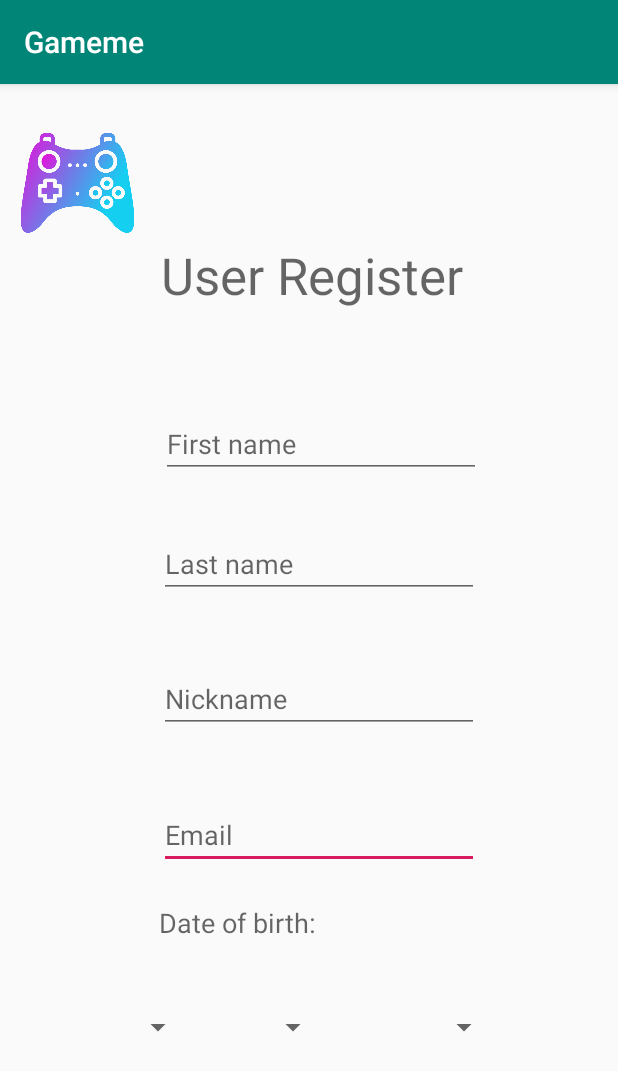
After one commit to Lazboy87/app-gameme, an Android app: the registerUser screen opened directly, with no data from a screen before it, on a phone screen of 412 x 824 dp. The commit adds this screen. Shown: the top 1071 px of the screen. Run offline under Robolectric (Android 15) with nearby library versions, the phone set to English and light mode, and no system bars.

Commit message:
added userregister

```diff
--- a/app/src/main/AndroidManifest.xml
+++ b/app/src/main/AndroidManifest.xml
@@ -9,7 +9,8 @@
         android:roundIcon="@mipmap/ic_launcher_round"
         android:supportsRtl="true"
         android:theme="@style/AppTheme">
-        <activity android:name=".Userpage"></activity>
+        <activity android:name=".registerUser"></activity>
+        <activity android:name=".Userpage" />
         <activity android:name=".Login">
             <intent-filter>
                 <action android:name="android.intent.action.MAIN" />
--- a/app/src/main/java/no/lapp/gameme/Login.kt
+++ b/app/src/main/java/no/lapp/gameme/Login.kt
@@ -15,8 +15,14 @@ class Login : AppCompatActivity() {
         var userinp = findViewById<TextView>(R.id.usernameinp)
         var passwordinp= findViewById<TextView>(R.id.passwordinp)
         val loginbtn= findViewById<Button>(R.id.loginbtn)
+        val registerUserbtn = findViewById<Button>(R.id.Registerbtn)
 
 
+        registerUserbtn.setOnClickListener{
+            val intent = Intent(this,registerUser::class.java)
+                startActivity(intent)
+
+        }
 
 
 
--- /dev/null
+++ b/app/src/main/java/no/lapp/gameme/registerUser.kt
@@ -0,0 +1,12 @@
+package no.lapp.gameme
+
+import androidx.appcompat.app.AppCompatActivity
+import android.os.Bundle
+
+class registerUser : AppCompatActivity() {
+
+    override fun onCreate(savedInstanceState: Bundle?) {
+        super.onCreate(savedInstanceState)
+        setContentView(R.layout.activity_register_user)
+    }
+}
--- a/app/src/main/res/drawable/gradient.xml
+++ b/app/src/main/res/drawable/gradient.xml
@@ -3,6 +3,6 @@
     <gradient
         android:type="linear"
         android:angle="90"
-        android:startColor="#090979"
+        android:startColor="@color/darktorquise"
         android:endColor="#ffffff"/>
 </shape>
--- /dev/null
+++ b/app/src/main/res/layout/activity_register_user.xml
@@ -0,0 +1,138 @@
+<?xml version="1.0" encoding="utf-8"?>
+<androidx.constraintlayout.widget.ConstraintLayout xmlns:android="http://schemas.android.com/apk/res/android"
+    xmlns:app="http://schemas.android.com/apk/res-auto"
+    xmlns:tools="http://schemas.android.com/tools"
+    android:layout_width="match_parent"
+    android:layout_height="match_parent"
+    tools:context=".registerUser">
+
+
+    <ImageView
+        android:id="@+id/imageView3"
+        android:layout_width="103dp"
+        android:layout_height="132dp"
+        app:srcCompat="@drawable/profile"
+        tools:layout_editor_absoluteX="3dp"
+        tools:layout_editor_absoluteY="-9dp" />
+
+    <TextView
+        android:id="@+id/textView"
+        android:layout_width="212dp"
+        android:layout_height="63dp"
+        android:text="@string/registerheader"
+        android:textAppearance="@style/TextAppearance.AppCompat.Display1"
+        app:layout_constraintBottom_toBottomOf="parent"
+        app:layout_constraintHorizontal_bias="0.537"
+        app:layout_constraintLeft_toLeftOf="parent"
+        app:layout_constraintRight_toRightOf="parent"
+        app:layout_constraintTop_toTopOf="parent"
+        app:layout_constraintVertical_bias="0.149" />
+
+    <EditText
+        android:id="@+id/Email"
+        android:layout_width="wrap_content"
+        android:layout_height="wrap_content"
+        android:ems="10"
+        android:hint="@string/registerMail"
+        android:inputType="textEmailAddress"
+        android:textAppearance="@style/TextAppearance.AppCompat.Medium"
+        app:layout_constraintBottom_toBottomOf="parent"
+        app:layout_constraintHorizontal_bias="0.535"
+        app:layout_constraintLeft_toLeftOf="parent"
+        app:layout_constraintRight_toRightOf="parent"
+        app:layout_constraintTop_toTopOf="parent"
+        app:layout_constraintVertical_bias="0.661" />
+
+    <TextView
+        android:id="@+id/textView"
+        android:layout_width="166dp"
+        android:layout_height="32dp"
+        android:text="@string/registerDateOB"
+        android:textAppearance="@style/TextAppearance.AppCompat.Medium"
+        app:layout_constraintBottom_toBottomOf="parent"
+        app:layout_constraintHorizontal_bias="0.432"
+        app:layout_constraintLeft_toLeftOf="parent"
+        app:layout_constraintRight_toRightOf="parent"
+        app:layout_constraintTop_toTopOf="parent"
+        app:layout_constraintVertical_bias="0.743" />
+
+    <Spinner
+        android:id="@+id/spinnerdateYear"
+        android:layout_width="84dp"
+        android:layout_height="57dp"
+        app:layout_constraintBottom_toBottomOf="parent"
+        app:layout_constraintHorizontal_bias="0.761"
+        app:layout_constraintLeft_toLeftOf="parent"
+        app:layout_constraintRight_toRightOf="parent"
+        app:layout_constraintTop_toTopOf="parent"
+        app:layout_constraintVertical_bias="0.844" />
+
+    <Spinner
+        android:id="@+id/spinnerdateMonth"
+        android:layout_width="64dp"
+        android:layout_height="57dp"
+        app:layout_constraintBottom_toBottomOf="parent"
+        app:layout_constraintHorizontal_bias="0.446"
+        app:layout_constraintLeft_toLeftOf="parent"
+        app:layout_constraintRight_toRightOf="parent"
+        app:layout_constraintTop_toTopOf="parent"
+        app:layout_constraintVertical_bias="0.844" />
+
+    <EditText
+        android:id="@+id/lastname"
+        android:layout_width="wrap_content"
+        android:layout_height="wrap_content"
+        android:ems="10"
+        android:hint="@string/registerLastname"
+        android:inputType="textPersonName"
+        android:textAppearance="@style/TextAppearance.AppCompat.Medium"
+        app:layout_constraintBottom_toBottomOf="parent"
+        app:layout_constraintHorizontal_bias="0.535"
+        app:layout_constraintLeft_toLeftOf="parent"
+        app:layout_constraintRight_toRightOf="parent"
+        app:layout_constraintTop_toTopOf="parent"
+        app:layout_constraintVertical_bias="0.411" />
+
+    <Spinner
+        android:id="@+id/spinnerdateDAY"
+        android:layout_width="64dp"
+        android:layout_height="57dp"
+        android:spinnerMode="dropdown"
+        app:layout_constraintBottom_toBottomOf="parent"
+        app:layout_constraintHorizontal_bias="0.187"
+        app:layout_constraintLeft_toLeftOf="parent"
+        app:layout_constraintRight_toRightOf="parent"
+        app:layout_constraintTop_toTopOf="parent"
+        app:layout_constraintVertical_bias="0.844" />
+
+    <EditText
+        android:id="@+id/nickname"
+        android:layout_width="wrap_content"
+        android:layout_height="wrap_content"
+        android:ems="10"
+        android:hint="@string/registerNick"
+        android:inputType="textPersonName"
+        android:textAppearance="@style/TextAppearance.AppCompat.Medium"
+        app:layout_constraintBottom_toBottomOf="parent"
+        app:layout_constraintHorizontal_bias="0.535"
+        app:layout_constraintLeft_toLeftOf="parent"
+        app:layout_constraintRight_toRightOf="parent"
+        app:layout_constraintTop_toTopOf="parent"
+        app:layout_constraintVertical_bias="0.536" />
+
+    <EditText
+        android:id="@+id/firstname"
+        android:layout_width="wrap_content"
+        android:layout_height="wrap_content"
+        android:ems="10"
+        android:hint="@string/registerFirstname"
+        android:inputType="textPersonName"
+        android:textAppearance="@style/TextAppearance.AppCompat.Medium"
+        app:layout_constraintBottom_toBottomOf="parent"
+        app:layout_constraintHorizontal_bias="0.54"
+        app:layout_constraintLeft_toLeftOf="parent"
+        app:layout_constraintRight_toRightOf="parent"
+        app:layout_constraintTop_toTopOf="parent"
+        app:layout_constraintVertical_bias="0.301" />
+
+</androidx.constraintlayout.widget.ConstraintLayout>
--- a/app/src/main/res/layout/login.xml
+++ b/app/src/main/res/layout/login.xml
@@ -99,5 +99,18 @@
         app:layout_constraintTop_toTopOf="parent"
         app:layout_constraintVertical_bias="0.781" />
 
+    <Button
+        android:id="@+id/Registerbtn"
+        android:layout_width="wrap_content"
+        android:layout_height="wrap_content"
+        android:backgroundTint="@color/lightbluetheme"
+        android:text="@string/registerbtn"
+        app:layout_constraintBottom_toBottomOf="parent"
+        app:layout_constraintHorizontal_bias="0.498"
+        app:layout_constraintLeft_toLeftOf="parent"
+        app:layout_constraintRight_toRightOf="parent"
+        app:layout_constraintTop_toTopOf="parent"
+        app:layout_constraintVertical_bias="0.882" />
+
 
 </androidx.constraintlayout.widget.ConstraintLayout>
--- a/app/src/main/res/values/colors.xml
+++ b/app/src/main/res/values/colors.xml
@@ -4,6 +4,10 @@
     <color name="colorPrimaryDark">#00574B</color>
     <color name="colorAccent">#D81B60</color>
     <color name="lightbluetheme">#c1e1ec</color>
+    <color name="lightskyblue">#87CEFA</color>
+    <color name="darktorquise">#00CED1</color>
+
+
 
 
 </resources>
--- a/app/src/main/res/values/strings.xml
+++ b/app/src/main/res/values/strings.xml
@@ -7,5 +7,16 @@
     <string name="passwordind">Password:</string>
     <string name="userind">User:</string>
     <string name="Loginbtn">Login</string>
+    <string name="registerbtn">Register</string>
+
+    <string name="registerheader">User Register</string>
+    <string name="registerFirstname">First name</string>
+    <string name="registerLastname">Last name</string>
+    <string name="registerNick">Nickname</string>
+    <string name="registerMail">Email</string>
+    <string name="registerDateOB">Date of birth:</string>
+
+
+
 
 </resources>
```
